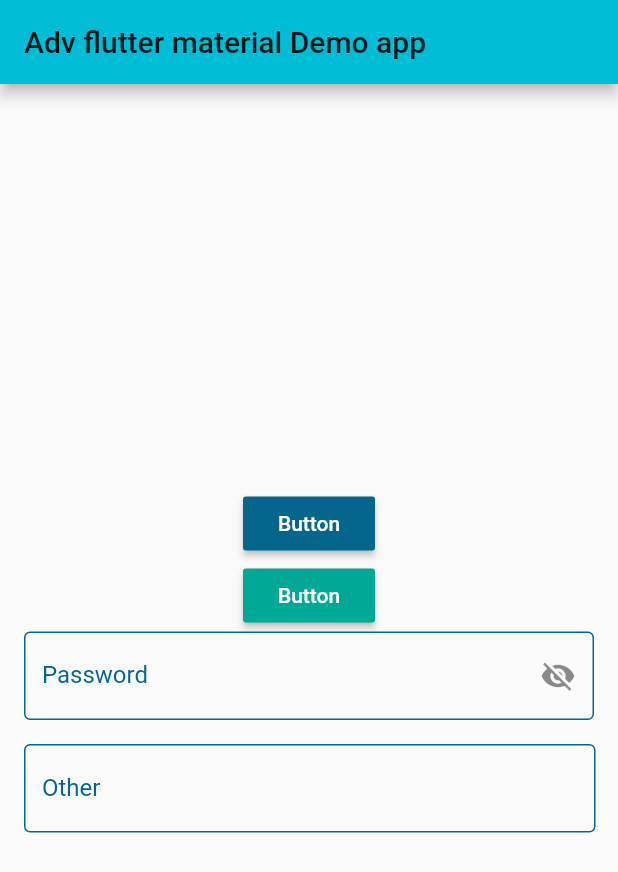
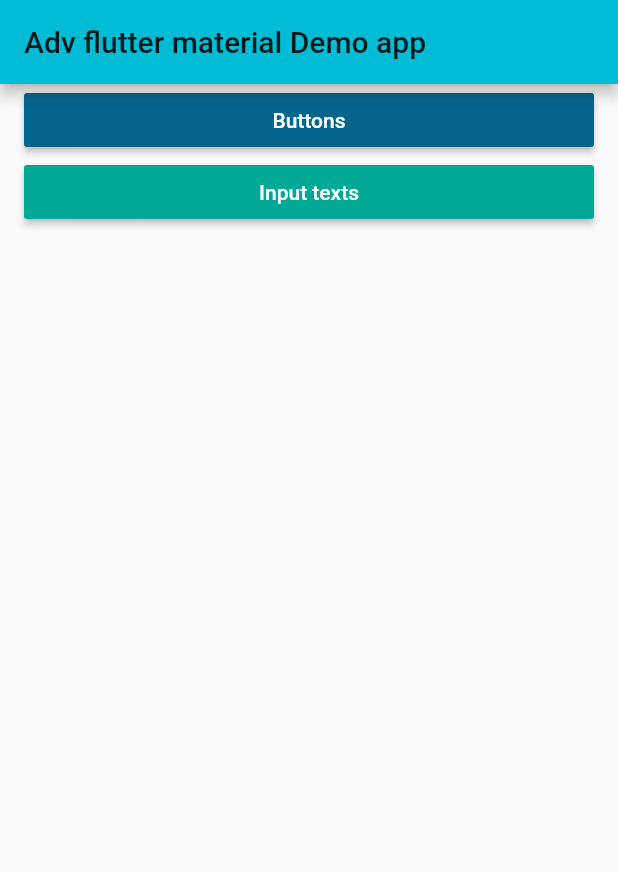
Before and after one commit to PabloMGrela/adv_flutter_material, a Flutter app: the screen it shows after launch, on a phone screen of 412 x 824 dp. Shown: the top 872 px of the screen. Run offline on Flutter 3.47's test engine with Material 2 defaults, Android fonts, the phone set to English and light mode, and no system bars; missing offline and left inert: Example_Adv_Material.

Commit message:
Added demo app for package.

```diff
--- a/example/lib/main.dart
+++ b/example/lib/main.dart
@@ -1,5 +1,6 @@
+import 'package:Example_Adv_Material/buttons.dart';
+import 'package:Example_Adv_Material/input_text.dart';
 import 'package:adv_flutter_material/adv_button_view.dart';
-import 'package:adv_flutter_material/adv_input_text.dart';
 import 'package:flutter/material.dart';
 
 void main() => runApp(MyApp());
@@ -34,35 +35,39 @@ class _MyHomePageState extends State<MyHomePage> {
       appBar: AppBar(
         title: Text(widget.title),
       ),
-      body: Center(
-        child: Column(
-          mainAxisAlignment: MainAxisAlignment.center,
+      body: ListView(
         children: <Widget>[
-            Center(
+          Container(
+            margin: EdgeInsets.only(left: 16.0, right: 16.0),
             child: AdvButton(
-                text: "Button",
+              text: "Buttons",
               buttonType: ButtonType.PRIMARY,
-                onPressed: () {},
-              ),
-            ),
-            Center(
-              child: AdvButton(
-                text: "Button",
-                buttonType: ButtonType.SECONDARY,
-                onPressed: () {},
+              onPressed: () {
+                onButtonPressed(ButtonsPage());
+              },
             ),
           ),
           Container(
-                margin: const EdgeInsets.only(left: 16, right: 16),
-                child: AdvInputText(
-                    hint: "Password", inputType: AdvInputType.PASSWORD)),
-            Container(
-              margin: const EdgeInsets.only(left: 16, right: 15, top: 16),
-              child: AdvInputText(hint: "Other", inputType: AdvInputType.TEXT),
+            margin: EdgeInsets.only(left: 16.0, right: 16.0),
+            child: AdvButton(
+              text: "Input texts",
+              buttonType: ButtonType.SECONDARY,
+              onPressed: () {
+                onButtonPressed(InputTextPage());
+              },
             ),
+          )
         ],
       ),
-      ), // This trailing comma makes auto-formatting nicer for build methods.
     );
   }
+
+  onButtonPressed(StatefulWidget widget) {
+    Navigator.of(context).push(MaterialPageRoute(builder: (context) => widget));
   }
+
+//  onButtonsPressed() {
+//    Navigator.of(context)
+//        .push(MaterialPageRoute(builder: (context) => ButtonsPage()));
+//  }
+}
--- a/example/pubspec.yaml
+++ b/example/pubspec.yaml
@@ -1,4 +1,4 @@
-name: Example Adv Material
+name: example_adv_material
 description: Example app for adv_flutter_material
 
 # The following defines the version and build number for your application.
--- a/lib/adv_input_text.dart
+++ b/lib/adv_input_text.dart
@@ -6,7 +6,10 @@ class AdvInputText extends StatefulWidget {
   final AdvInputType inputType;
   final String hint;
 
-  AdvInputText({Key key, @required this.hint, @required this.inputType})
+  AdvInputText(
+      {Key key,
+      @required this.hint,
+      @required this.inputType})
       : super(key: key);
 
   @override
```
Also changed, not shown: example/lib/buttons.dart (added, +44 -0 lines), example/lib/input_text.dart (added, +56 -0 lines), 1 other file. Lines whose indentation alone changed are shown as unchanged.
